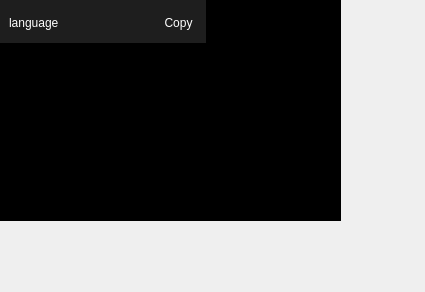
KoromeloDev/MindMate, file ui/CodeWidget.ui: the form before one commit.
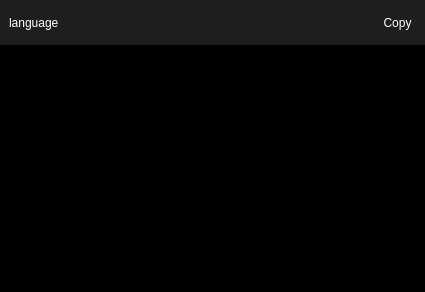
The form after the commit. Icons and pictures are not drawn.

What changed in the file:
```diff
--- a/ui/CodeWidget.ui
+++ b/ui/CodeWidget.ui
@@ -28,65 +28,6 @@
   <property name="locale">
    <locale language="English" country="UnitedStates"/>
   </property>
-  <widget class="QTextBrowser" name="codeBrowser">
-   <property name="geometry">
-    <rect>
-     <x>0</x>
-     <y>0</y>
-     <width>341</width>
-     <height>221</height>
-    </rect>
-   </property>
-   <property name="sizePolicy">
-    <sizepolicy hsizetype="Minimum" vsizetype="Minimum">
-     <horstretch>0</horstretch>
-     <verstretch>0</verstretch>
-    </sizepolicy>
-   </property>
-   <property name="styleSheet">
-    <string notr="true">background-color: rgb(0, 0, 0);
-padding-left:10px;
-padding-right:10px;
-padding-top:32px;
-padding-bottom:10px;</string>
-   </property>
-   <property name="frameShape">
-    <enum>QFrame::NoFrame</enum>
-   </property>
-   <property name="verticalScrollBarPolicy">
-    <enum>Qt::ScrollBarAlwaysOff</enum>
-   </property>
-   <property name="textInteractionFlags">
-    <set>Qt::TextSelectableByMouse</set>
-   </property>
-   <property name="openLinks">
-    <bool>false</bool>
-   </property>
-  </widget>
-  <widget class="QWidget" name="infoWidget" native="true">
-   <property name="geometry">
-    <rect>
-     <x>0</x>
-     <y>0</y>
-     <width>206</width>
-     <height>55</height>
-    </rect>
-   </property>
-   <property name="sizePolicy">
-    <sizepolicy hsizetype="Fixed" vsizetype="Fixed">
-     <horstretch>0</horstretch>
-     <verstretch>0</verstretch>
-    </sizepolicy>
-   </property>
-   <property name="minimumSize">
-    <size>
-     <width>0</width>
-     <height>55</height>
-    </size>
-   </property>
-   <property name="styleSheet">
-    <string notr="true">background-color: rgb(0, 0, 0);</string>
-   </property>
    <layout class="QVBoxLayout" name="verticalLayout">
     <property name="spacing">
      <number>0</number>
@@ -104,7 +45,7 @@
      <number>0</number>
     </property>
     <item>
-     <widget class="QWidget" name="widget" native="true">
+    <widget class="QWidget" name="infoWidget" native="true">
       <property name="sizePolicy">
        <sizepolicy hsizetype="Expanding" vsizetype="Fixed">
         <horstretch>0</horstretch>
@@ -180,26 +121,37 @@
      </widget>
     </item>
     <item>
-     <widget class="QWidget" name="widget_2" native="true">
+    <widget class="QTextBrowser" name="codeBrowser">
       <property name="sizePolicy">
-       <sizepolicy hsizetype="Preferred" vsizetype="Fixed">
+      <sizepolicy hsizetype="Minimum" vsizetype="Minimum">
         <horstretch>0</horstretch>
         <verstretch>0</verstretch>
        </sizepolicy>
       </property>
-      <property name="minimumSize">
-       <size>
-        <width>0</width>
-        <height>12</height>
-       </size>
-      </property>
       <property name="styleSheet">
-       <string notr="true">background-color: rgb(0, 0, 0);</string>
+      <string notr="true">background-color: rgb(0, 0, 0);
+padding-left:10px;
+padding-right:10px;
+padding-top:10px;
+padding-bottom:10px;
+border-top-left-radius: 0%;
+border-top-right-radius: 0%;</string>
+     </property>
+     <property name="frameShape">
+      <enum>QFrame::NoFrame</enum>
+     </property>
+     <property name="verticalScrollBarPolicy">
+      <enum>Qt::ScrollBarAlwaysOff</enum>
+     </property>
+     <property name="textInteractionFlags">
+      <set>Qt::TextSelectableByMouse</set>
+     </property>
+     <property name="openLinks">
+      <bool>false</bool>
       </property>
      </widget>
     </item>
    </layout>
-  </widget>
  </widget>
  <resources/>
  <connections/>
```
Lines whose indentation alone changed are shown as unchanged.
